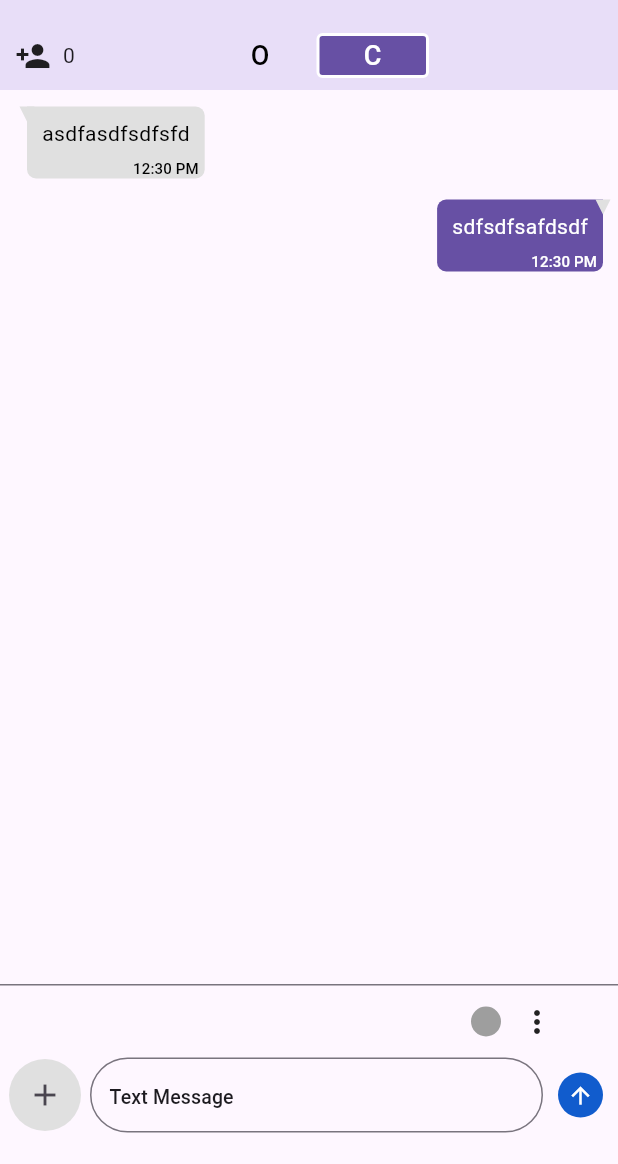
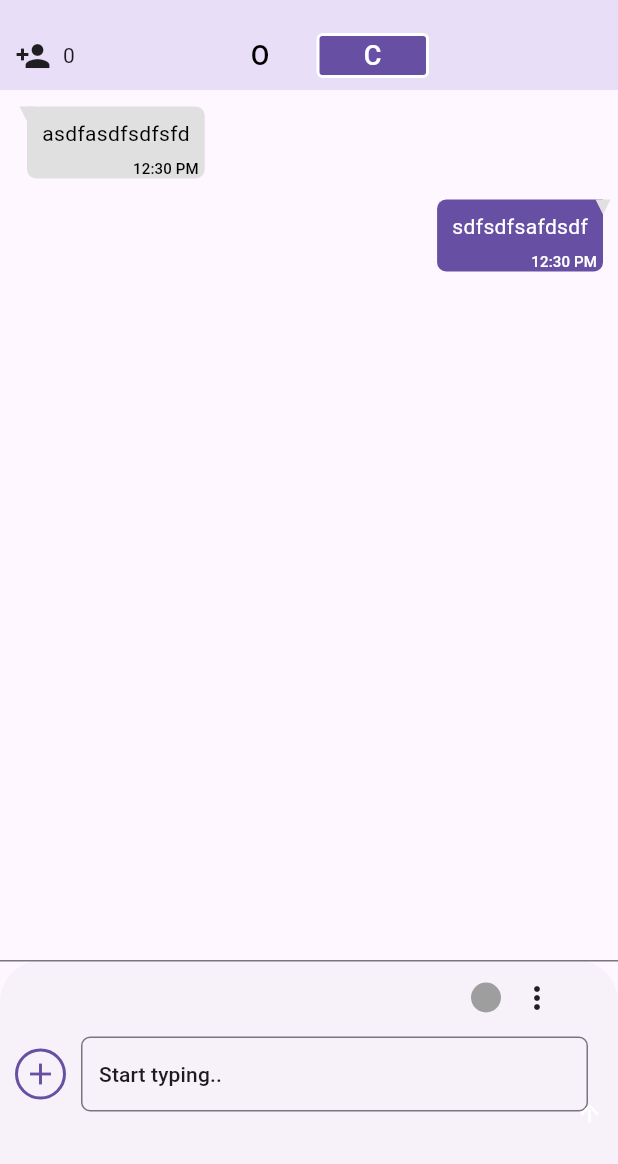
Before and after one commit to Zeehshan/uiwork, a Flutter app: the screen it shows after launch, after a tap on an icon or button, on a phone screen of 412 x 824 dp, the part 72-1236 px from its top. Run offline on Flutter 3.47's test engine with Material 3 defaults, Android fonts, the phone set to English and light mode, and no system bars; our stand-ins replace cloud_firestore, file_picker, firebase_core, firebase_storage, freezed_annotation, image_cropper and 3 more; missing offline and left inert: camerawesome, video_thumbnail; accounts and stored records are empty; Roboto replaces fonts that are missing (Monstserrat).

Commit message:
added mediad with text controller

```diff
--- a/lib/data/providers/local_api/local_api_provider.dart
+++ b/lib/data/providers/local_api/local_api_provider.dart
@@ -9,4 +9,6 @@ abstract class LocalApiProvider {
 
   Future<List<PlatformFile>> photos();
   Future<List<PlatformFile>> videos();
+
+  Future<List<FileModel>> galleryPhotos();
 }
--- a/lib/models/file/file_model.dart
+++ b/lib/models/file/file_model.dart
@@ -4,11 +4,13 @@ class FileModel {
   final String file;
   final String name;
   final int size;
-  final Filetype filetype;
+  final AttachementType filetype;
+  String? thumbnail;
 
   FileModel(
       {required this.file,
       required this.name,
       required this.size,
-      required this.filetype});
+      required this.filetype,
+      this.thumbnail});
 }
--- a/lib/ui/screens/stream/stream_screen.dart
+++ b/lib/ui/screens/stream/stream_screen.dart
@@ -18,20 +18,12 @@ class StreamScreen extends StatelessWidget {
         return ChangeNotifierProvider.value(
             value: TabCProvider(),
             builder: (context, child) {
-              return Scaffold(
-                bottomSheet: AnimatedContainer(
-                  height: state.streamTabType.index == 0 ? 0 : 120,
-                  duration: const Duration(milliseconds: 150),
-                  decoration: BoxDecoration(
-                    color: Theme.of(context).scaffoldBackgroundColor,
-                    border: Border(
-                      top: BorderSide(
-                        color: Theme.of(context).dividerColor,
-                      ),
-                    ),
-                  ),
-                  child: const SingleChildScrollView(child: ChatInputWidget()),
-                ),
+              return GestureDetector(
+                onTap: () => FocusScope.of(context).unfocus(),
+                child: Scaffold(
+                  bottomSheet: state.streamTabType.index == 0
+                      ? null
+                      : const SingleChildScrollView(child: BottomWidget()),
                   body: DefaultTabController(
                     length: 2,
                     initialIndex: state.streamTabType.index,
@@ -44,6 +36,7 @@ class StreamScreen extends StatelessWidget {
                       ],
                     ),
                   ),
+                ),
               );
             });
       }),
--- /dev/null
+++ b/lib/ui/screens/stream/widgets/bottom_widget.dart
@@ -0,0 +1,84 @@
+import 'package:flutter/material.dart';
+import 'package:provider/provider.dart';
+
+import '../../../../providers/providers.dart';
+import 'widgets.dart';
+
+class BottomWidget extends StatelessWidget {
+  const BottomWidget({super.key});
+
+  @override
+  Widget build(BuildContext context) {
+    return Container(
+      constraints: const BoxConstraints(
+        minHeight: 100,
+      ),
+      padding: const EdgeInsets.only(top: 0, bottom: 33),
+      decoration: BoxDecoration(
+        border: Border(
+          top: BorderSide(
+            color: Theme.of(context).dividerColor,
+          ),
+        ),
+      ),
+      child: IntrinsicHeight(
+        child: Column(
+          children: [
+            const ScreenStreamWidget(),
+            Row(
+              children: [
+                InkWell(
+                  borderRadius: BorderRadius.circular(100),
+                  onTap: () => Provider.of<TabCProvider>(context, listen: false)
+                      .getMediaFiles(),
+                  child: Container(
+                    padding: const EdgeInsets.all(3),
+                    margin: const EdgeInsets.all(10),
+                    decoration: BoxDecoration(
+                        borderRadius: BorderRadius.circular(100),
+                        border: Border.all(
+                            color: Theme.of(context).primaryColor, width: 2)),
+                    child: Icon(
+                      Icons.add,
+                      color: Theme.of(context).primaryColor,
+                    ),
+                  ),
+                ),
+                Expanded(
+                  child: Container(
+                    constraints: const BoxConstraints(
+                      maxHeight: 172,
+                    ),
+                    decoration: BoxDecoration(
+                      border: Border.all(
+                        color: Theme.of(context).dividerColor,
+                      ),
+                      borderRadius: BorderRadius.circular(6),
+                    ),
+                    child: const SingleChildScrollView(
+                      child: Column(
+                        children: [
+                          GallaryPhotosWidget(),
+                          Row(
+                            crossAxisAlignment: CrossAxisAlignment.end,
+                            children: [
+                              Expanded(child: MsgInputWidget()),
+                              SendButtonWidget(),
+                            ],
+                          ),
+                        ],
+                      ),
+                    ),
+                  ),
+                ),
+                const SizedBox(
+                  width: 20,
+                ),
+              ],
+            ),
+          ],
+        ),
+      ),
+    );
+  }
+}
--- a/lib/ui/screens/stream/widgets/chat_input_widget.dart
+++ b/lib/ui/screens/stream/widgets/chat_input_widget.dart
@@ -3,7 +3,6 @@ import 'package:provider/provider.dart';
 
 import '../../../../providers/providers.dart';
 import '../../../dialogs/dialogs.dart';
-import 'widgets.dart';
 
 class ChatInputWidget extends StatefulWidget {
   const ChatInputWidget({super.key});
@@ -14,24 +13,23 @@ class ChatInputWidget extends StatefulWidget {
 
 class _ChatInputWidgetState extends State<ChatInputWidget> {
   late TextEditingController controller;
-
+  late TabCProvider tabCState;
   @override
   void initState() {
     super.initState();
+    tabCState = Provider.of<TabCProvider>(context, listen: false);
     controller = TextEditingController();
     controller.addListener(_onCommmentChanged);
   }
 
-  _onCommmentChanged() {}
+  _onCommmentChanged() => tabCState.changedMessage(controller.text);
 
   @override
   Widget build(BuildContext context) {
-    final tabState = Provider.of<TabCProvider>(context);
     return Material(
       color: Colors.transparent,
       child: Column(
         children: [
-          const ScreenStreamWidget(),
           Row(
             crossAxisAlignment: CrossAxisAlignment.center,
             mainAxisAlignment: MainAxisAlignment.center,
@@ -46,7 +44,7 @@ class _ChatInputWidgetState extends State<ChatInputWidget> {
                 child: IconButton(
                   onPressed: () => CreateDialog.show(context).then((value) {
                     if (value != null) {
-                      tabState.setTitleAndDescription(value[0], value[1]);
+                      tabCState.setTitleAndDescription(value[0], value[1]);
                     }
                   }),
                   icon: const Icon(Icons.add),
@@ -86,26 +84,6 @@ class _ChatInputWidgetState extends State<ChatInputWidget> {
                   ),
                 ),
               ),
-              AnimatedContainer(
-                margin: const EdgeInsets.symmetric(horizontal: 10),
-                width: 30,
-                height: 30,
-                duration: const Duration(milliseconds: 400),
-                curve: Curves.fastOutSlowIn,
-                decoration: const BoxDecoration(
-                  color: Color(0xff115CCD),
-                  shape: BoxShape.circle,
-                ),
-                child: InkWell(
-                  onTap: () {},
-                  borderRadius: BorderRadius.circular(100),
-                  child: const Icon(
-                    Icons.arrow_upward,
-                    color: Colors.white,
-                    size: 18,
-                  ),
-                ),
-              ),
             ],
           ),
         ],
--- /dev/null
+++ b/lib/ui/screens/stream/widgets/gallary_photos_widget.dart
@@ -0,0 +1,65 @@
+import 'dart:io';
+
+import 'package:flutter/material.dart';
+import 'package:provider/provider.dart';
+import '../../../../providers/providers.dart';
+import '../../../../utils/utils.dart';
+import '../../../widgets/widgets.dart';
+
+class GallaryPhotosWidget extends StatelessWidget {
+  const GallaryPhotosWidget({super.key});
+
+  @override
+  Widget build(BuildContext context) {
+    final tabC = context.watch<TabCProvider>();
+    if (tabC.files.isEmpty) {
+      return Container();
+    }
+    return SizedBox(
+        height: 110,
+        child: ListView(
+          padding: const EdgeInsets.symmetric(horizontal: 9, vertical: 8),
+          scrollDirection: Axis.horizontal,
+          children: tabC.files.keys
+              .map((fileId) => Padding(
+                    padding: const EdgeInsets.only(right: 9),
+                    child: ClipRRect(
+                      borderRadius: BorderRadius.circular(6),
+                      child: SizedBox(
+                          width: 114,
+                          height: 110,
+                          child: Stack(
+                            children: [
+                              Builder(builder: (context) {
+                                final item = tabC.files[fileId]!;
+                                if (item.filetype == AttachementType.video) {
+                                  return Positioned.fill(
+                                    child: GallaryVideoWidget(
+                                      path: item.file,
+                                      onGenerateThumbnail: (thumnail) => tabC
+                                          .thumbnailGenerated(fileId, thumnail),
+                                    ),
+                                  );
+                                }
+                                return Positioned.fill(
+                                  child: Image.file(
+                                    File(item.file),
+                                    fit: BoxFit.cover,
+                                  ),
+                                );
+                              }),
+                              Positioned(
+                                right: 4,
+                                top: 4,
+                                child: CrossButtonWidget(
+                                  onTap: () => tabC.removeFile(fileId),
+                                ),
+                              ),
+                            ],
+                          )),
+                    ),
+                  ))
+              .toList(),
+        ));
+  }
+}
--- /dev/null
+++ b/lib/ui/screens/stream/widgets/msg_input_widget.dart
@@ -0,0 +1,43 @@
+import 'package:flutter/material.dart';
+import 'package:provider/provider.dart';
+
+import '../../../../providers/providers.dart';
+
+class MsgInputWidget extends StatefulWidget {
+  const MsgInputWidget({super.key});
+
+  @override
+  State<MsgInputWidget> createState() => _MsgInputWidgetState();
+}
+
+class _MsgInputWidgetState extends State<MsgInputWidget> {
+  late TextEditingController controller;
+  late TabCProvider tabCProvider;
+  @override
+  void initState() {
+    super.initState();
+    tabCProvider = Provider.of<TabCProvider>(context, listen: false);
+    controller = TextEditingController();
+    controller.addListener(_onCommmentChanged);
+  }
+
+  _onCommmentChanged() => tabCProvider.changedMessage(controller.text);
+  @override
+  Widget build(BuildContext context) {
+    return TextField(
+      controller: controller,
+      scrollPadding: EdgeInsets.zero,
+      maxLines: null,
+      style: Theme.of(context).textTheme.titleLarge!.copyWith(fontSize: 15),
+      decoration: InputDecoration(
+        border: InputBorder.none,
+        hintText: 'Start typing..',
+        contentPadding: const EdgeInsets.only(bottom: 0, left: 11, right: 11),
+        alignLabelWithHint: true,
+        hintStyle: Theme.of(context).textTheme.titleSmall!.copyWith(
+              fontSize: 14,
+            ),
+      ),
+    );
+  }
+}
--- /dev/null
+++ b/lib/ui/screens/stream/widgets/send_button_widget.dart
@@ -0,0 +1,44 @@
+import 'package:flutter/material.dart';
+import 'package:provider/provider.dart';
+
+import '../../../../providers/providers.dart';
+
+class SendButtonWidget extends StatelessWidget {
+  const SendButtonWidget({
+    super.key,
+  });
+
+  @override
+  Widget build(BuildContext context) {
+    final tabC = context.watch<TabCProvider>();
+    bool show = false;
+    if (tabC.files.isNotEmpty || tabC.message.isNotEmpty) {
+      show = true;
+    }
+    return AnimatedContainer(
+      duration: const Duration(milliseconds: 250),
+      width: show ? 34 : 0,
+      height: show ? 34 : 0,
+      margin: const EdgeInsets.all(11),
+      decoration: BoxDecoration(
+        borderRadius: BorderRadius.circular(100),
+        color: Theme.of(context).primaryColor,
+      ),
+      child: Material(
+        color: Colors.transparent,
+        child: InkWell(
+          onTap: () {},
+          borderRadius: BorderRadius.circular(100),
+          child: const Padding(
+            padding: EdgeInsets.all(4.0),
+            child: Icon(
+              Icons.arrow_upward,
+              color: Colors.white,
+              size: 18,
+            ),
+          ),
+        ),
+      ),
+    );
+  }
+}
--- a/lib/ui/screens/stream/widgets/widgets.dart
+++ b/lib/ui/screens/stream/widgets/widgets.dart
@@ -8,3 +8,7 @@ export 'tab_o_list_widget.dart';
 export 'screen_stream_widget.dart';
 export 'chat_input_widget.dart';
 export 'elevated_button_widget.dart';
+export 'msg_input_widget.dart';
+export 'send_button_widget.dart';
+export 'gallary_photos_widget.dart';
+export 'bottom_widget.dart';
--- a/lib/ui/widgets/widgets.dart
+++ b/lib/ui/widgets/widgets.dart
@@ -1,3 +1,5 @@
 export 'appbar_widget.dart';
 export 'upload_progress_widget.dart';
 export 'elevated_button_widget.dart';
+export 'gallary_video_widget.dart';
+export 'cross_button_widget.dart';
--- a/lib/utils/enums.dart
+++ b/lib/utils/enums.dart
@@ -1,5 +1,5 @@
 enum StreamTabType { first, second }
 
-enum Filetype { image, video }
+enum AttachementType { image, video, file }
 
 enum UploadType { images, videos }
--- a/pubspec.yaml
+++ b/pubspec.yaml
@@ -41,7 +41,7 @@ dependencies:
   firebase_core: ^3.2.0
   cloud_firestore: ^5.1.0
   firebase_storage: ^12.1.1
-  image_cropper: ^7.1.0
+  image_cropper: ^8.0.2
   image_picker: ^1.1.2
   logger: ^2.4.0
   camerawesome: ^2.0.1
```
Also changed, not shown: lib/data/providers/local_api/local_api_gallery_provider.dart (+38 -2 lines), lib/data/repositories/local_repository.dart (+8 -0 lines), lib/providers/tab_c_provider.dart (+44 -1 lines), lib/ui/widgets/cross_button_widget.dart (added, +32 -0 lines), lib/ui/widgets/gallary_video_widget.dart (added, +104 -0 lines), pubspec.lock, 2 other files. Lines whose indentation alone changed are shown as unchanged.
